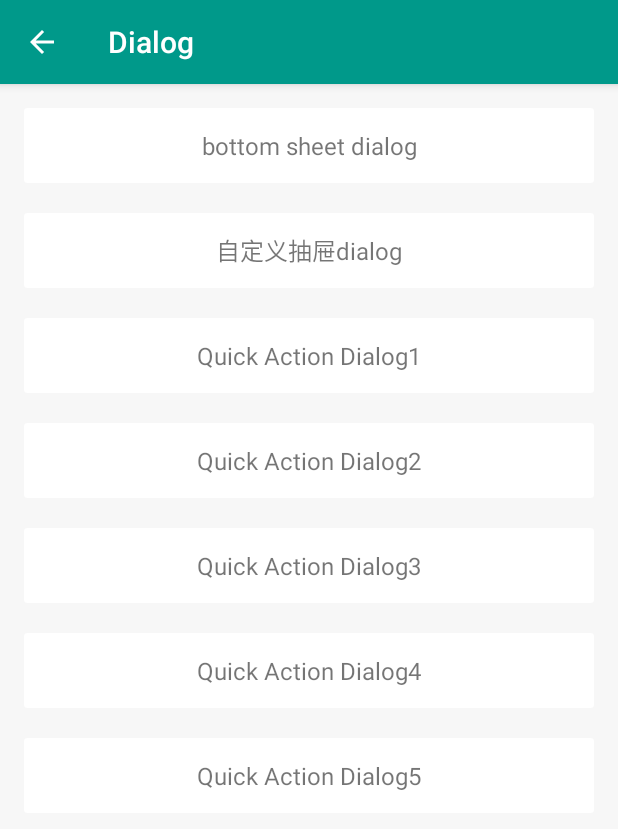
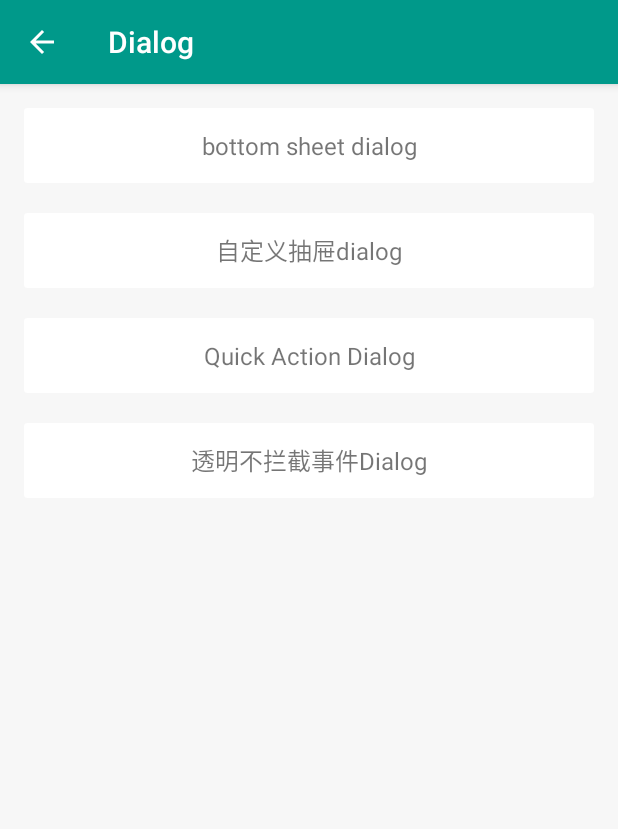
Before and after one commit to xymelon/treasure, an Android app: the DialogActivity screen opened directly, with no data from a screen before it, on a phone screen of 412 x 824 dp. Shown: the top 829 px of the screen. Run offline under Robolectric (Android 15) with nearby library versions, the phone set to English and light mode, and no system bars; our stand-ins replace CircleImageView, data binding; libraries missing offline, so code that uses them is left out: rx.functions, rx.subscriptions; 4 statements that could not run were skipped.

Commit message:
add event dialog

```diff
--- a/app/src/main/res/anim/slide_in_up.xml
+++ b/app/src/main/res/anim/slide_in_up.xml
@@ -1,13 +1,9 @@
 <?xml version="1.0" encoding="utf-8"?>
 <set xmlns:android="http://schemas.android.com/apk/res/android"
-    android:duration="@android:integer/config_mediumAnimTime">
+    android:duration="300">
 
     <translate
         android:fromYDelta="100%p"
         android:toYDelta="0%p" />
 
-    <alpha
-        android:fromAlpha="0.0"
-        android:toAlpha="1.0" />
-
 </set>
--- a/app/src/main/res/layout/activity_dialog.xml
+++ b/app/src/main/res/layout/activity_dialog.xml
@@ -58,7 +58,7 @@
             </android.support.v7.widget.CardView>
 
             <android.support.v7.widget.CardView
-                android:id="@+id/card_view_quick_action1"
+                android:id="@+id/card_view_quick_action"
                 android:layout_width="match_parent"
                 android:layout_height="50dp"
                 android:layout_marginTop="20dp"
@@ -69,13 +69,13 @@
                     android:layout_height="match_parent"
                     android:background="?attr/selectableItemBackground"
                     android:gravity="center"
-                    android:text="Quick Action Dialog1"
+                    android:text="Quick Action Dialog"
                     android:textSize="16sp" />
 
             </android.support.v7.widget.CardView>
 
             <android.support.v7.widget.CardView
-                android:id="@+id/card_view_quick_action2"
+                android:id="@+id/card_view_event_dialog"
                 android:layout_width="match_parent"
                 android:layout_height="50dp"
                 android:layout_marginTop="20dp"
@@ -86,58 +86,7 @@
                     android:layout_height="match_parent"
                     android:background="?attr/selectableItemBackground"
                     android:gravity="center"
-                    android:text="Quick Action Dialog2"
-                    android:textSize="16sp" />
-
-            </android.support.v7.widget.CardView>
-
-            <android.support.v7.widget.CardView
-                android:id="@+id/card_view_quick_action3"
-                android:layout_width="match_parent"
-                android:layout_height="50dp"
-                android:layout_marginTop="20dp"
-                app:cardElevation="0dp">
-
-                <TextView
-                    android:layout_width="match_parent"
-                    android:layout_height="match_parent"
-                    android:background="?attr/selectableItemBackground"
-                    android:gravity="center"
-                    android:text="Quick Action Dialog3"
-                    android:textSize="16sp" />
-
-            </android.support.v7.widget.CardView>
-
-            <android.support.v7.widget.CardView
-                android:id="@+id/card_view_quick_action4"
-                android:layout_width="match_parent"
-                android:layout_height="50dp"
-                android:layout_marginTop="20dp"
-                app:cardElevation="0dp">
-
-                <TextView
-                    android:layout_width="match_parent"
-                    android:layout_height="match_parent"
-                    android:background="?attr/selectableItemBackground"
-                    android:gravity="center"
-                    android:text="Quick Action Dialog4"
-                    android:textSize="16sp" />
-
-            </android.support.v7.widget.CardView>
-
-            <android.support.v7.widget.CardView
-                android:id="@+id/card_view_quick_action5"
-                android:layout_width="match_parent"
-                android:layout_height="50dp"
-                android:layout_marginTop="20dp"
-                app:cardElevation="0dp">
-
-                <TextView
-                    android:layout_width="match_parent"
-                    android:layout_height="match_parent"
-                    android:background="?attr/selectableItemBackground"
-                    android:gravity="center"
-                    android:text="Quick Action Dialog5"
+                    android:text="透明不拦截事件Dialog"
                     android:textSize="16sp" />
 
             </android.support.v7.widget.CardView>
```
Also changed, not shown: app/src/main/java/com/xycoding/treasure/activity/DialogActivity.java (+29 -32 lines), app/src/main/java/com/xycoding/treasure/utils/ViewUtils.java (+31 -7 lines), app/src/main/res/anim/slide_in_up_alpha.xml (added, +13 -0 lines), app/src/main/res/anim/slide_out_down_alpha.xml (added, +13 -0 lines), app/src/main/res/layout/dialog_event.xml (added, +82 -0 lines), app/src/main/res/values/styles.xml (+7 -2 lines), app/src/main/res/layout/dialog_quick_action.xml (renamed from app/src/main/res/layout/layout_quick_action_dialog.xml), app/src/main/res/layout/dialog_sheet.xml (renamed from app/src/main/res/layout/layout_sheet_dialog.xml).
